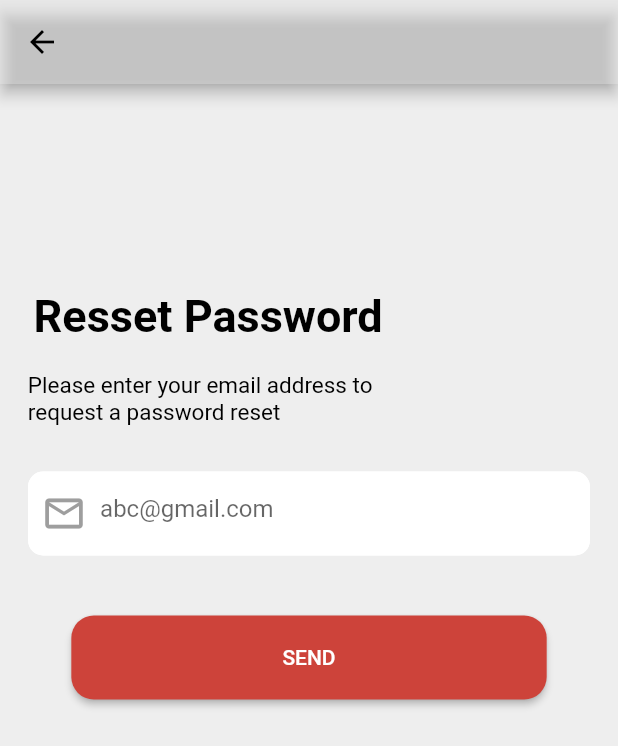
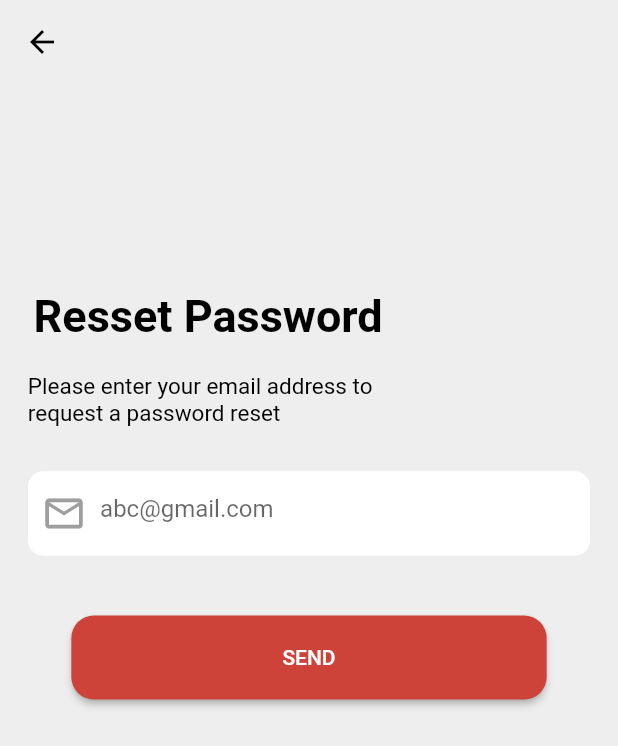
Before and after one commit to tuqa99/Darebny, a Flutter app: the screen it shows after launch, after a tap on "Forgot Password?", on a phone screen of 412 x 824 dp. Shown: the top 746 px of the screen. Run offline on Flutter 3.47's test engine with Material 2 defaults, Android fonts, the phone set to English and light mode, and no system bars; our stand-ins replace unicons.

Commit message:
splash screen

```diff
--- a/lib/RessetPassword.dart
+++ b/lib/RessetPassword.dart
@@ -1,4 +1,5 @@
 import 'package:darebny/SignIn.dart';
+import 'package:darebny/const_values.dart';
 import 'package:flutter/material.dart';
 
 class RessetPassword extends StatefulWidget {
@@ -13,7 +14,7 @@ class _RessetPasswordState extends State<RessetPassword> {
   Widget build(BuildContext context) {
     final screenSize = MediaQuery.of(context).size;
     return Scaffold(
-      appBar: AppBar(
+      appBar: AppBar(elevation: 0,
         backgroundColor:    Color.fromRGBO(218, 218, 218, 0.39),
         leading: IconButton(
             onPressed: () {Navigator.of(context).push(MaterialPageRoute(builder: (context) =>SignIn()));},
@@ -22,7 +23,9 @@ class _RessetPasswordState extends State<RessetPassword> {
               color: Colors.black,
             )),
       ),
-      body: Container(
+      body: SingleChildScrollView(
+        child: Container(
+          height: screenSize.height,
           width: screenSize.width,
           color: Color.fromRGBO(218, 218, 218, 0.39),
           child: Column(
@@ -104,7 +107,7 @@ class _RessetPasswordState extends State<RessetPassword> {
                                 RoundedRectangleBorder(
                                     borderRadius: BorderRadius.circular(15))),
                             backgroundColor:
-                          MaterialStateProperty.all(Color.fromRGBO(205, 67, 58, 1))),
+                            MaterialStateProperty.all(ConsValues.Color_BUTTON)),
                         onPressed: () {},
                         child: Text(
                           "SEND",
@@ -114,6 +117,7 @@ class _RessetPasswordState extends State<RessetPassword> {
             ],
           ),
         ),
+      ),
     );
   }
 }
--- a/lib/SignUp.dart
+++ b/lib/SignUp.dart
@@ -15,7 +15,7 @@ class _SignUpState extends State<SignUp> {
   Widget build(BuildContext context) {
     final screenSize = MediaQuery.of(context).size;
     return Scaffold(
-      appBar: AppBar(
+      appBar: AppBar(elevation: 0,
         backgroundColor:    Color.fromRGBO(218, 218, 218, 0.39),
         leading: IconButton(
             onPressed: () {Navigator.of(context).push(MaterialPageRoute(builder: (context) =>SignIn()));},
--- /dev/null
+++ b/lib/Splash.dart
@@ -0,0 +1,40 @@
+import 'package:darebny/SignIn.dart';
+import 'package:flutter/material.dart';
+class Splash extends StatefulWidget {
+  const Splash({super.key});
+
+  @override
+  State<Splash> createState() => _SplashState();
+}
+
+class _SplashState extends State<Splash> {
+  @override
+  void initState() {
+    //set time to loade the new page
+    Future.delayed(Duration(seconds: 6), () {
+      Navigator.push(
+          context,
+          MaterialPageRoute(
+              builder: (context) =>SignIn()));
+    });
+    super.initState();
+  }
+
+  @override
+  Widget build(BuildContext context) {
+    final screenSize = MediaQuery.of(context).size;
+    return Scaffold(
+
+      body: Container(
+        color:Color.fromRGBO(218, 218, 218, 0.39),
+        width: screenSize.width,
+        height: screenSize.height,
+        child: Image.asset(
+          "lib/assets/images/logo.gif",
+          width: MediaQuery.of(context).size.width,
+          height: MediaQuery.of(context).size.height,
+        ),
+      ),
+    );
+  }
+}
--- /dev/null
+++ b/lib/const_values.dart
@@ -0,0 +1,11 @@
+import 'dart:ui';
+import 'package:flutter/material.dart';
+class ConsValues {
+  static String BASEURL = "https://";
+  static String ID = "Id";
+  static String NAME = "Name";
+  static String EMAIL = "Email";
+  static String PHONE = "Phone";
+  static String USER_TYPE = "UserType";
+  static Color Color_BUTTON = Color.fromRGBO(205, 67, 58, 1);
+}
--- a/lib/main.dart
+++ b/lib/main.dart
@@ -1,6 +1,7 @@
 import 'package:darebny/RessetPassword.dart';
 import 'package:darebny/SignIn.dart';
 import 'package:darebny/SignUp.dart';
+import 'package:darebny/Splash.dart';
 import 'package:flutter/material.dart';
 
 void main (){
@@ -13,7 +14,7 @@ class MyApp extends StatelessWidget {
   Widget build(BuildContext context) {
     return const MaterialApp(
       debugShowCheckedModeBanner: false,
-      home:SignIn(),
+      home:Splash(),
     );
   }
 }
```
Also changed, not shown: lib/assets/images/logo.png (deleted). Lines whose indentation alone changed are shown as unchanged.
